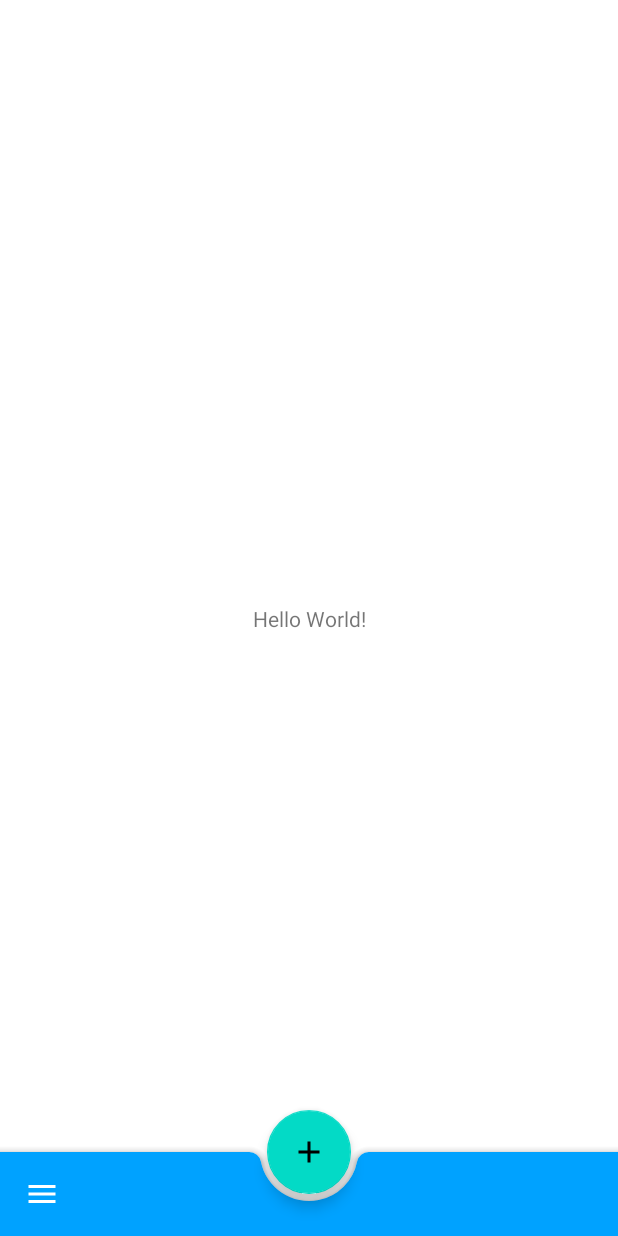
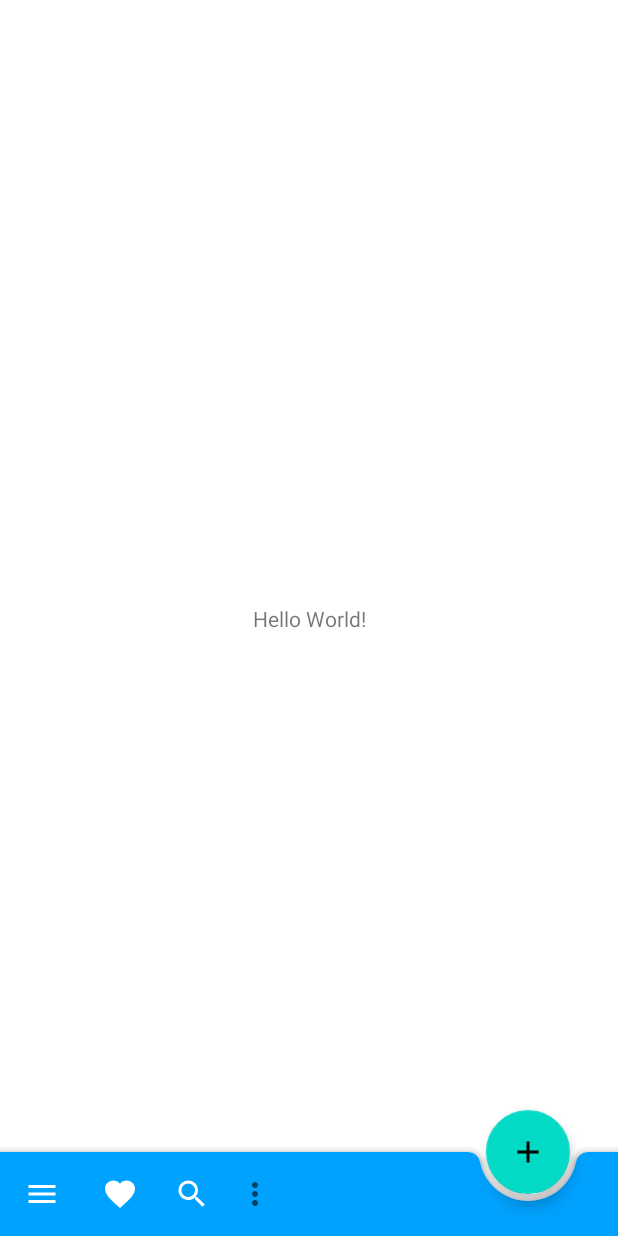
Before and after one commit to tracebackerror/StuddyBuddy, an Android app: the screen it shows after launch once a user with an empty profile is signed in (HomeActivity), on a phone screen of 412 x 824 dp. Run offline under Robolectric (Android 15) with nearby library versions, the phone set to English and light mode, and no system bars; our stand-ins replace Firebase (no records; nobody signed in at launch, a user with empty details on screens opened directly), Picasso.

Commit message:
Fixed BottomAppBar

```diff
--- a/app/build.gradle
+++ b/app/build.gradle
@@ -28,7 +28,8 @@ dependencies {
     implementation 'com.google.firebase:firebase-analytics:17.2.0'
     implementation 'com.google.android.gms:play-services-auth:17.0.0'
     implementation 'com.squareup.picasso:picasso:2.71828'
-    implementation 'com.google.android.material:material:1.0.0'
+    implementation 'com.google.android.material:material:1.2.0-alpha02'
+
 
     implementation 'androidx.vectordrawable:vectordrawable:1.0.1'
     implementation 'androidx.navigation:navigation-fragment:2.0.0'
--- a/app/src/main/AndroidManifest.xml
+++ b/app/src/main/AndroidManifest.xml
@@ -9,7 +9,7 @@
         android:roundIcon="@mipmap/ic_launcher_round"
         android:supportsRtl="true"
         android:theme="@style/AppTheme">
-        <activity android:name=".HomeActivity"></activity>
+        <activity android:name=".HomeActivity" />
         <activity android:name=".MainActivity">
             <intent-filter>
                 <action android:name="android.intent.action.MAIN" />
--- a/app/src/main/java/com/aspireedutech/study_buddy/HomeActivity.java
+++ b/app/src/main/java/com/aspireedutech/study_buddy/HomeActivity.java
@@ -6,9 +6,11 @@ import android.os.Bundle;
 import android.view.Menu;
 import android.view.MenuInflater;
 import android.view.MenuItem;
+import android.view.View;
 import android.widget.Toast;
 
 import com.google.android.material.bottomappbar.BottomAppBar;
+import com.google.android.material.floatingactionbutton.FloatingActionButton;
 
 public class HomeActivity extends AppCompatActivity {
 
@@ -16,18 +18,35 @@ public class HomeActivity extends AppCompatActivity {
     protected void onCreate(Bundle savedInstanceState) {
         super.onCreate(savedInstanceState);
         setContentView(R.layout.activity_home);
+
         BottomAppBar bottomAppBar = findViewById(R.id.bottom_app_bar);
         setSupportActionBar(bottomAppBar);
+        getSupportActionBar().setDisplayHomeAsUpEnabled(true);
+        getSupportActionBar().setHomeButtonEnabled(true);
+        getSupportActionBar().setTitle("Test");
+
+        FloatingActionButton add_action_button = (FloatingActionButton) findViewById(R.id.fab_home);
+        add_action_button.setOnClickListener(new View.OnClickListener() {
+            @Override
+            public void onClick(View v) {
+               action_main_operations();
+            }
+        });
+
 
     }
-    /*
+
+    private void action_main_operations() {
+        Toast.makeText(this, "Add Action WorkFlow", Toast.LENGTH_SHORT).show();
+    }
+
     @Override
     public boolean onCreateOptionsMenu(Menu menu) {
         MenuInflater inflater = getMenuInflater();
         inflater.inflate(R.menu.bottomappbar_menu, menu);
         return true;
     }
-    */
+
 
 
     @Override
--- a/app/src/main/res/drawable/ic_home_white_24dp.xml
+++ /dev/null
@@ -1,5 +0,0 @@
-<vector android:height="24dp" android:tint="#FFFFFF"
-    android:viewportHeight="24.0" android:viewportWidth="24.0"
-    android:width="24dp" xmlns:android="http://schemas.android.com/apk/res/android">
-    <path android:fillColor="#FF000000" android:pathData="M10,20v-6h4v6h5v-8h3L12,3 2,12h3v8z"/>
-</vector>
--- a/app/src/main/res/layout/activity_home.xml
+++ b/app/src/main/res/layout/activity_home.xml
@@ -4,8 +4,10 @@
     xmlns:tools="http://schemas.android.com/tools"
     android:layout_width="match_parent"
     android:layout_height="match_parent"
-    android:orientation="vertical"
-    tools:context=".HomeActivity">
+    android:accessibilityLiveRegion="polite"
+    tools:actionBarNavMode="standard"
+    tools:context=".HomeActivity"
+    tools:visibility="visible">
 
     <TextView
         android:id="@+id/textView"
@@ -34,15 +36,14 @@
             android:layout_height="wrap_content"
             android:layout_gravity="bottom"
             app:backgroundTint="@color/colorPrimary"
-            app:title="Menu Item Clicked"
-            app:fabAlignmentMode="center"
+            app:fabAlignmentMode="end"
+
             app:navigationIcon="@drawable/ic_menu_white_24dp"
-            app:menu="@menu/bottomappbar_menu"
-            />
+            app:title="Menu Item Clicked" />
 
 
         <com.google.android.material.floatingactionbutton.FloatingActionButton
-            android:id="@+id/fab"
+            android:id="@+id/fab_home"
             android:layout_width="wrap_content"
             android:layout_height="wrap_content"
             android:src="@drawable/ic_add_white_24dp"
--- a/app/src/main/res/menu/bottomappbar_menu.xml
+++ b/app/src/main/res/menu/bottomappbar_menu.xml
@@ -6,13 +6,13 @@
         android:id="@+id/app_bar_fav"
         android:icon="@drawable/ic_favorite_black_24dp"
         android:title="@string/action_favorite"
-        app:showAsAction="always"/>
+        app:showAsAction="ifRoom"/>
 
     <item
         android:id="@+id/app_bar_search"
         android:icon="@drawable/ic_search_black_24dp"
         android:title="@string/action_search"
-        app:showAsAction="always"/>
+        app:showAsAction="ifRoom"/>
     <item
         android:id="@+id/app_bar_settings"
         android:title="@string/action_settings"
--- a/app/src/main/res/values/dimens.xml
+++ b/app/src/main/res/values/dimens.xml
@@ -1,3 +1,5 @@
 <resources>
     <!-- Default screen margins, per the Android Design guidelines. -->
+
+    <!-- Default screen margins, per the Android Design guidelines. -->
 </resources>
```
Also changed, not shown: app/src/main/res/values/styles.xml (+0 -10 lines), 1 other file.
